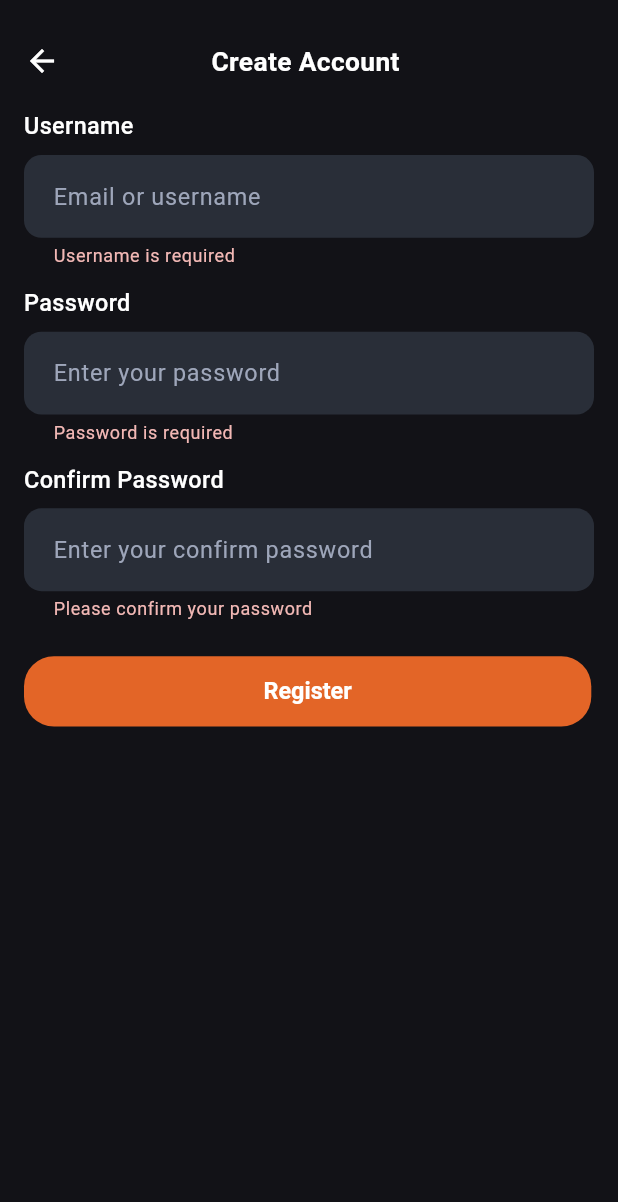
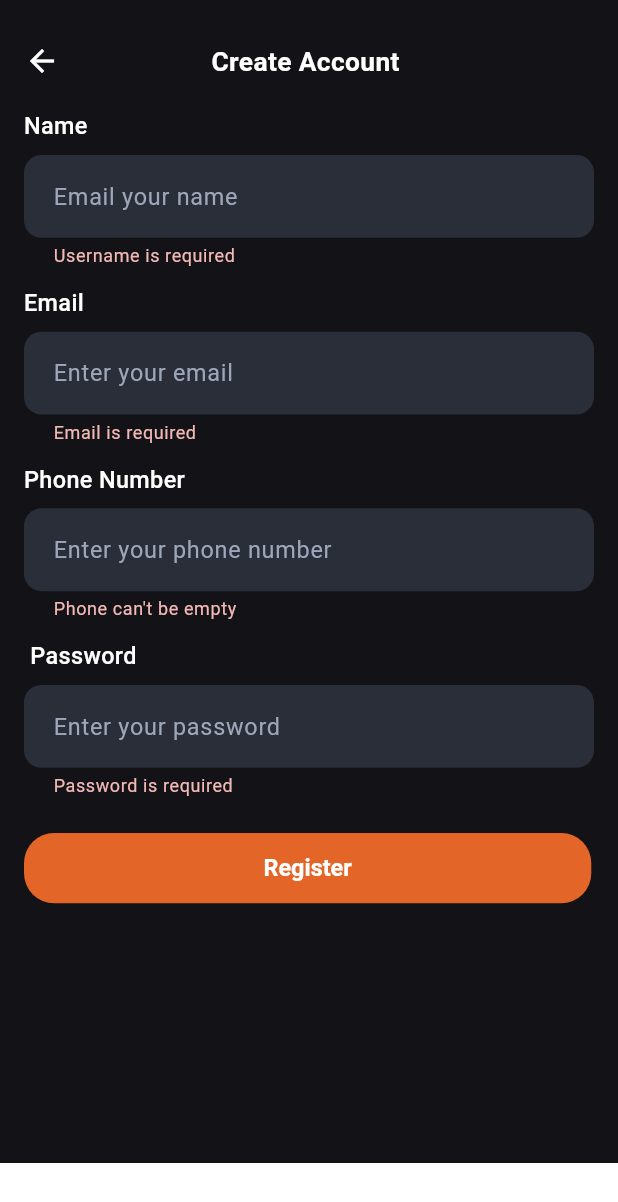
Before and after one commit to rakibul6670/blog_app, a Flutter app: the SignupScreen screen opened directly, after a tap on "Register", on a phone screen of 412 x 824 dp. Shown: the top 1202 px of the screen. Run offline on Flutter 3.47's test engine with Material 3 defaults, Android fonts, the phone set to English and light mode, and no system bars; our stand-ins replace flutter_screenutil, logger.

```diff
--- /dev/null
+++ b/lib/features/auth/models/user_model.dart
@@ -0,0 +1,3 @@
+class UserModel{
+
+}
--- a/lib/features/auth/presentation/signup_screen.dart
+++ b/lib/features/auth/presentation/signup_screen.dart
@@ -35,7 +35,7 @@ class SignupScreen extends StatelessWidget {
                         SizedBox(height: 20.h),
                         //--------------------- User Field Title  ---------------
                         Text(
-                          "Username",
+                          "Name",
                           textAlign: TextAlign.center,
                           style: TextStyle(
                             fontWeight: FontWeight.w500,
@@ -47,20 +47,66 @@ class SignupScreen extends StatelessWidget {
 
                         SizedBox(height: 8.h),
 
-                        //---------------- Username Form Field -----------
+                        //----------------Name Form Field -----------
                         TextFormField(
-                          controller: provider.userNameController,
-                          validator: Validator.validateUsername,
+                          controller: provider.nameController,
+                          validator: Validator.validatename,
                           decoration: InputDecoration(
-                            hintText: "Email or username",
+                            hintText: "Email your name",
                           ),
                         ),
 
                         SizedBox(height: 12.h),
 
+                        //--------------------- Email Field Title  ---------------
+                        Text(
+                          "Email",
+                          textAlign: TextAlign.center,
+                          style: TextStyle(
+                            fontWeight: FontWeight.w500,
+                            fontSize: 16.sp,
+                            height: 24 / 16,
+                            color: Colors.white,
+                          ),
+                        ),
+
+                        SizedBox(height: 8.h),
+                        //---------------- Email Form Field -----------
+                        TextFormField(
+                          controller: provider.emailController,
+                          validator: Validator.validateEmail,
+                          decoration: InputDecoration(
+                            hintText: "Enter your email",
+                          ),
+                        ),
+                        SizedBox(height: 12.h),
+
                         //--------------------- Password Field Title  ---------------
                         Text(
-                          "Password",
+                          "Phone Number",
+                          textAlign: TextAlign.center,
+                          style: TextStyle(
+                            fontWeight: FontWeight.w500,
+                            fontSize: 16.sp,
+                            height: 24 / 16,
+                            color: Colors.white,
+                          ),
+                        ),
+
+                        SizedBox(height: 8.h),
+                        //---------------- Password Form Field -----------
+                        TextFormField(
+                          controller: provider.phoneController,
+                          validator: Validator.validatePhone,
+                          decoration: InputDecoration(
+                            hintText: "Enter your phone number",
+                          ),
+                        ),
+                        SizedBox(height: 12.h),
+
+                        //---------------------  password Field Title  ---------------
+                        Text(
+                          " Password",
                           textAlign: TextAlign.center,
                           style: TextStyle(
                             fontWeight: FontWeight.w500,
@@ -79,47 +125,36 @@ class SignupScreen extends StatelessWidget {
                             hintText: "Enter your password",
                           ),
                         ),
-                        SizedBox(height: 12.h),
-
-                        //--------------------- confirm password Field Title  ---------------
-                        Text(
-                          "Confirm Password",
-                          textAlign: TextAlign.center,
-                          style: TextStyle(
-                            fontWeight: FontWeight.w500,
-                            fontSize: 16.sp,
-                            height: 24 / 16,
-                            color: Colors.white,
-                          ),
-                        ),
-
-                        SizedBox(height: 8.h),
-                        //----------------Confirm Password Form Field -----------
-                        TextFormField(
-                          controller: provider.confirmPasswordController,
-                          validator: (value) =>
-                              Validator.validateConfirmPassword(
-                                value,
-                                provider.passwordController.text,
-                              ),
-                          decoration: InputDecoration(
-                            hintText: "Enter your confirm password",
-                          ),
-                        ),
 
                         //------------- space ---
                         SizedBox(height: 24.h),
 
                         //-------------------------  Signup Button ---------------------------
-                        CustomFilledButton(
+                        Visibility(
+                          visible: provider.isLoading == false,
+                          replacement:  Center(child: CircularProgressIndicator(color: Colors.amber,)),
+                          child: CustomFilledButton(
                             buttonName: "Register",
-                          onPressed: () {
-                            provider.signup();
+                            onPressed: () async{
+                              await provider.signup();
                               if (provider.isSignup) {
+
+
+                                ScaffoldMessenger.of(context).showSnackBar(SnackBar(
+                                  backgroundColor: const Color.fromARGB(255, 233, 10, 10),
+
+                                  content: Text(provider.signupMessage,style: TextStyle(color: const Color.fromARGB(255, 50, 212, 10)),)));
                                 //----------- signup successful  -----
                                 RouteHelper.navigateToLoginScreen(context);
                               }
+                              else{
+                                 ScaffoldMessenger.of(context).showSnackBar(SnackBar(
+                                  backgroundColor: Colors.white,
+
+                                  content: Text(provider.signupMessage,style: TextStyle(color: Colors.black),)));
+                              }
                             },
+                          ),
                         ),
                       ],
                     ),
--- a/lib/helpers/app_logger.dart
+++ b/lib/helpers/app_logger.dart
@@ -11,13 +11,15 @@ class AppLogger {
 
   //============== Api Response Logger ==============
   static loggerApiResponse(
+
     String url,
+    int statusCode,
     bool status, [
     dynamic responseBody,
     String? message,
   ]) {
     logger.i(
-      "Response url: $url \n Response status: $status \n Response Body : $responseBody \n Response Message : $message",
+      "Response url: $url \n Response status Code : $statusCode \n Response status: $status \n Response Body : $responseBody \n Response Message : $message",
     );
   }
 }
--- a/lib/helpers/validator.dart
+++ b/lib/helpers/validator.dart
@@ -1,6 +1,6 @@
 class Validator {
   //--------------- Username Validator -----------------
-  static String? validateUsername(String? value) {
+  static String? validatename(String? value) {
     if (value == null || value.trim().isEmpty) {
       return 'Username is required';
     }
@@ -60,4 +60,19 @@ class Validator {
     }
     return null;
   }
+
+  //-----------------Phoen number validator -----------
+  static String? validatePhone(String? value){
+    if(value == null || value.isEmpty){
+      return "Phone can't be empty";
+    }
+    if(value.length < 10){
+      return "phone number must be at leat 10 digits";
+    }
+    return null;
+
+  }
+
+
+
 }
--- a/lib/provider/signup_provider.dart
+++ b/lib/provider/signup_provider.dart
@@ -1,24 +1,86 @@
+import 'package:blog_app/constants/api_urls.dart';
+import 'package:blog_app/network/api_services.dart';
 import 'package:flutter/material.dart';
+import 'package:logger/logger.dart' show Logger;
 
 class SignupProvider extends ChangeNotifier {
+
+  final Logger logger = Logger();
+
   final formKey = GlobalKey<FormState>();
 
   //--------------- Controller -----------
-  final TextEditingController userNameController = TextEditingController();
+  final TextEditingController nameController = TextEditingController();
+  final TextEditingController emailController = TextEditingController();
+  final TextEditingController phoneController = TextEditingController();
   final TextEditingController passwordController = TextEditingController();
-  final TextEditingController confirmPasswordController =
-      TextEditingController();
 
   //------------------ isSignup status ---------
   bool isSignup = false;
   //------------ loading progress for show / off -----
   bool isLoading = false;
 
+  String signupMessage = "";
+
   //======================== Signup ==============
-  void signup() {
+  Future signup() async{
     if (formKey.currentState!.validate()) {
-      isSignup = true;
-      notifyListeners();
+      await registerUser();
+
     }
   }
+
+  //======================  Register user =============
+  Future registerUser() async {
+    try {
+
+     isLoading= true;
+     notifyListeners();
+
+      //--------------- request body ---------
+      Map<String, dynamic> requestBody = {
+        "name": nameController.text.trim(),
+        "email": emailController.text.trim(),
+        "password": passwordController.text.trim(),
+        "phone": phoneController.text.trim(),
+      };
+
+      final response = await ApiServices.postData(
+        ApiUrls.registerUrl,
+        requestBody,
+      );
+
+      isLoading= false;
+     notifyListeners();
+
+      if(response["status"]==true && response["statusCode"]== 201  || response["statusCode"]== 200 ){
+
+        final data = response["data"];
+
+        logger.i("Register Successful : $data");
+
+        signupMessage = response["message"];
+        notifyListeners();
+
+         isSignup = true;
+         notifyListeners();
+
+
+      }
+      else{
+
+        signupMessage = response["message"];
+        notifyListeners();
+
+      }
+
+
+    } catch (e) {
+
+        // logger.i("Register Error : $e");
+    }
+  }
+
+
+
 }
```
Also changed, not shown: lib/features/auth/presentation/login_screen.dart (+15 -3 lines), lib/network/api_services.dart (+10 -4 lines), lib/provider/login_provider.dart (+70 -4 lines), pubspec.lock. Lines whose indentation alone changed are shown as unchanged.
